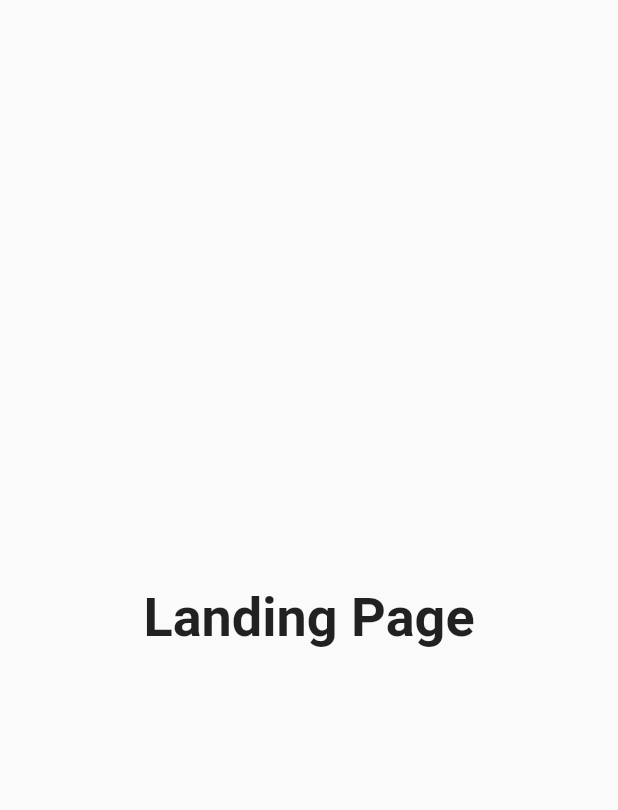
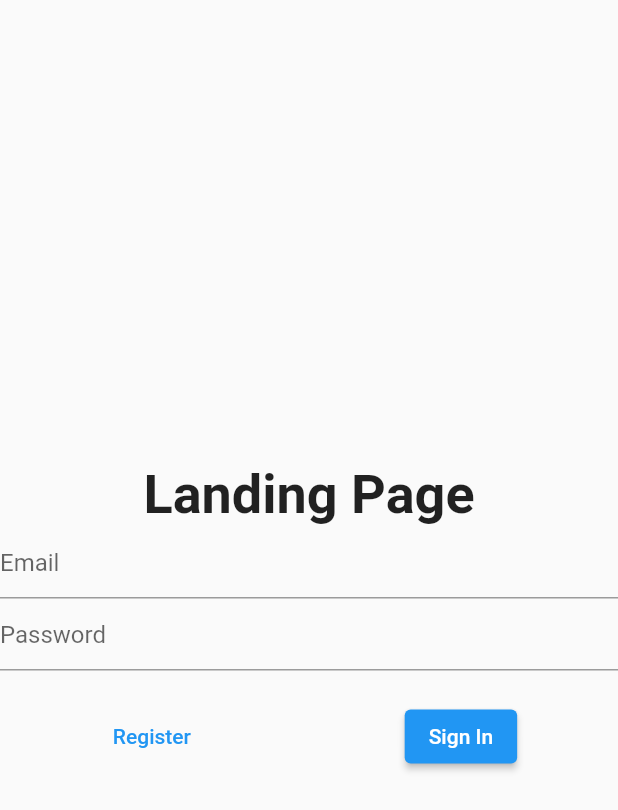
Before and after one commit to hrvojeBencik/si_projekat, a Flutter app: the screen it shows after launch, on a phone screen of 412 x 824 dp. Shown: the top 810 px of the screen. Run offline on Flutter 3.47's test engine with Material 2 defaults, Android fonts, the phone set to English and light mode, and no system bars; our stand-ins replace bloc, equatable, firebase_auth, firebase_core, flutter_bloc, fluttertoast; accounts and stored records are empty; generated files the repository leaves out were written again.

Commit message:
Created basic Firebase authentication

```diff
--- a/lib/main.dart
+++ b/lib/main.dart
@@ -1,10 +1,16 @@
+import 'package:firebase_core/firebase_core.dart';
 import 'package:flutter/material.dart';
+import 'package:si_app/firebase_options.dart';
 import 'package:si_app/src/services/settings/settings_controller.dart';
 import 'package:si_app/src/services/settings/settings_service.dart';
 
 import 'src/app.dart';
 
 void main() async {
+  WidgetsFlutterBinding.ensureInitialized();
+  await Firebase.initializeApp(
+    options: DefaultFirebaseOptions.currentPlatform,
+  );
   final settingsController = SettingsController(SettingsService());
   await settingsController.loadSettings();
 
--- a/lib/src/app.dart
+++ b/lib/src/app.dart
@@ -1,8 +1,12 @@
 import 'package:flutter/material.dart';
+import 'package:flutter_bloc/flutter_bloc.dart';
 import 'package:flutter_gen/gen_l10n/app_localizations.dart';
 import 'package:flutter_localizations/flutter_localizations.dart';
+import 'package:si_app/src/bloc/authentication/authentication_bloc.dart';
 import 'package:si_app/src/constants/routes.dart';
-import 'package:si_app/src/screens/home_screen.dart';
+import 'package:si_app/src/pages/home_page.dart';
+import 'package:si_app/src/pages/landing_page.dart';
+import 'package:si_app/src/services/authentication/user_repository.dart';
 import 'package:si_app/src/services/settings/settings_controller.dart';
 import 'package:si_app/src/services/settings/settings_screen.dart';
 
@@ -16,7 +20,17 @@ class MyApp extends StatelessWidget {
 
   @override
   Widget build(BuildContext context) {
-    return AnimatedBuilder(
+    return RepositoryProvider(
+      create: (context) => UserRepository(),
+      child: MultiBlocProvider(
+        providers: [
+          BlocProvider<AuthenticationBloc>(
+            create: (context) => AuthenticationBloc(
+              userRepository: context.read<UserRepository>(),
+            )..add(CheckUserStatusEvent()),
+          ),
+        ],
+        child: AnimatedBuilder(
           animation: settingsController,
           builder: (BuildContext context, Widget? child) {
             return MaterialApp(
@@ -35,23 +49,45 @@ class MyApp extends StatelessWidget {
               theme: ThemeData(),
               darkTheme: ThemeData.dark(),
               themeMode: settingsController.themeMode,
+              home: BlocBuilder(
+                bloc: context.read<AuthenticationBloc>(),
+                builder: (context, state) {
+                  if (state is UnauthenticatedState) {
+                    return LandingPage();
+                  }
+
+                  if (state is AuthenticatedState) {
+                    return const HomePage();
+                  }
+
+                  if (state is UninitializedAuthenticationState) {
+                    return const Center(
+                      child: CircularProgressIndicator(),
+                    );
+                  }
+
+                  return LandingPage();
+                },
+              ),
               onGenerateRoute: (RouteSettings routeSettings) {
                 return MaterialPageRoute<void>(
                   settings: routeSettings,
                   builder: (BuildContext context) {
                     switch (routeSettings.name) {
                       case Routes.homeScreen:
-                    return const HomeScreen();
+                        return const HomePage();
                       case Routes.settingsScreen:
                         return SettingsScreen(controller: settingsController);
                       default:
-                    return const HomeScreen();
+                        return const HomePage();
                     }
                   },
                 );
               },
             );
           },
+        ),
+      ),
     );
   }
 }
--- /dev/null
+++ b/lib/src/bloc/authentication/authentication_bloc.dart
@@ -0,0 +1,61 @@
+import 'package:bloc/bloc.dart';
+import 'package:equatable/equatable.dart';
+import 'package:firebase_auth/firebase_auth.dart';
+import 'package:si_app/src/services/authentication/user_repository.dart';
+import 'package:si_app/src/utils/custom_toast.dart';
+
+part 'authentication_event.dart';
+part 'authentication_state.dart';
+
+class AuthenticationBloc
+    extends Bloc<AuthenticationEvent, AuthenticationState> {
+  final UserRepository userRepository;
+  AuthenticationBloc({required this.userRepository})
+      : super(UninitializedAuthenticationState()) {
+    on<CheckUserStatusEvent>((event, emit) async {
+      try {
+        final isSignedIn = await userRepository.isSignedIn();
+        if (isSignedIn) {
+          final email = userRepository.getUser();
+
+          emit(AuthenticatedState(email!));
+        } else {
+          emit(UnauthenticatedState());
+        }
+      } catch (e) {
+        emit(UnauthenticatedState());
+      }
+    });
+
+    on<RegisterEvent>((event, emit) async {
+      try {
+        final UserCredential userCredential = await userRepository.signUp(
+            email: event.email, password: event.password);
+
+        emit(AuthenticatedState(userCredential.user!.email!));
+      } catch (e) {
+        emit(UnauthenticatedState());
+      }
+    });
+
+    on<SignInEvent>((event, emit) async {
+      try {
+        final UserCredential userCredential = await userRepository
+            .signInWithCredentials(event.email, event.password);
+
+        emit(AuthenticatedState(userCredential.user!.email!));
+      } on FirebaseAuthException catch (e) {
+        emit(UnauthenticatedState());
+        CustomToast.showErrorToast(e.message!);
+      } catch (e) {
+        emit(UnauthenticatedState());
+      }
+    });
+
+    on<SignOutEvent>((event, emit) async {
+      await userRepository.signOut();
+
+      emit(UnauthenticatedState());
+    });
+  }
+}
--- /dev/null
+++ b/lib/src/bloc/authentication/authentication_event.dart
@@ -0,0 +1,26 @@
+part of 'authentication_bloc.dart';
+
+abstract class AuthenticationEvent extends Equatable {
+  const AuthenticationEvent();
+
+  @override
+  List<Object> get props => [];
+}
+
+class CheckUserStatusEvent extends AuthenticationEvent {}
+
+class RegisterEvent extends AuthenticationEvent {
+  final String email;
+  final String password;
+
+  const RegisterEvent(this.email, this.password);
+}
+
+class SignInEvent extends AuthenticationEvent {
+  final String email;
+  final String password;
+
+  const SignInEvent(this.email, this.password);
+}
+
+class SignOutEvent extends AuthenticationEvent {}
--- /dev/null
+++ b/lib/src/bloc/authentication/authentication_state.dart
@@ -0,0 +1,18 @@
+part of 'authentication_bloc.dart';
+
+abstract class AuthenticationState extends Equatable {
+  const AuthenticationState();
+
+  @override
+  List<Object> get props => [];
+}
+
+class UninitializedAuthenticationState extends AuthenticationState {}
+
+class UnauthenticatedState extends AuthenticationState {}
+
+class AuthenticatedState extends AuthenticationState {
+  final String email;
+
+  const AuthenticatedState(this.email);
+}
--- /dev/null
+++ b/lib/src/pages/landing_page.dart
@@ -0,0 +1,65 @@
+import 'package:flutter/material.dart';
+import 'package:flutter_bloc/flutter_bloc.dart';
+import 'package:si_app/src/bloc/authentication/authentication_bloc.dart';
+
+class LandingPage extends StatelessWidget {
+  LandingPage({Key? key}) : super(key: key);
+
+  final TextEditingController _emailController = TextEditingController();
+  final TextEditingController _passwordController = TextEditingController();
+
+  @override
+  Widget build(BuildContext context) {
+    return Scaffold(
+      body: Center(
+        child: SizedBox(
+          width: 500,
+          child: Column(
+            mainAxisSize: MainAxisSize.min,
+            children: [
+              const Text(
+                'Landing Page',
+                style: TextStyle(
+                  fontSize: 36,
+                  fontWeight: FontWeight.bold,
+                ),
+              ),
+              TextField(
+                controller: _emailController,
+                decoration: const InputDecoration(
+                  hintText: 'Email',
+                ),
+              ),
+              TextField(
+                controller: _passwordController,
+                decoration: const InputDecoration(
+                  hintText: 'Password',
+                ),
+              ),
+              const SizedBox(height: 20),
+              Row(
+                mainAxisAlignment: MainAxisAlignment.spaceAround,
+                children: [
+                  TextButton(
+                    onPressed: () async {
+                      context.read<AuthenticationBloc>().add(RegisterEvent(
+                          _emailController.text, _passwordController.text));
+                    },
+                    child: const Text('Register'),
+                  ),
+                  ElevatedButton(
+                    onPressed: () async {
+                      context.read<AuthenticationBloc>().add(SignInEvent(
+                          _emailController.text, _passwordController.text));
+                    },
+                    child: const Text('Sign In'),
+                  ),
+                ],
+              ),
+            ],
+          ),
+        ),
+      ),
+    );
+  }
+}
--- a/lib/src/screens/home_screen.dart
+++ /dev/null
@@ -1,20 +0,0 @@
-import 'package:flutter/material.dart';
-
-class HomeScreen extends StatelessWidget {
-  const HomeScreen({Key? key}) : super(key: key);
-
-  @override
-  Widget build(BuildContext context) {
-    return const Scaffold(
-      body: Center(
-        child: Text(
-          'Landing Page',
-          style: TextStyle(
-            fontSize: 36,
-            fontWeight: FontWeight.bold,
-          ),
-        ),
-      ),
-    );
-  }
-}
--- /dev/null
+++ b/lib/src/services/authentication/user_repository.dart
@@ -0,0 +1,48 @@
+import 'package:firebase_auth/firebase_auth.dart';
+
+class UserRepository {
+  late final FirebaseAuth _firebaseAuth;
+
+  // UserRepository({FirebaseAuth? firebaseAuth})
+  //     : _firebaseAuth = firebaseAuth ?? FirebaseAuth.instance;
+
+  UserRepository({FirebaseAuth? firebaseAuth}) {
+    _firebaseAuth = firebaseAuth ?? FirebaseAuth.instance;
+    _firebaseAuth.setPersistence(Persistence.SESSION);
+  }
+
+  Future<UserCredential> signInWithCredentials(
+      String email, String password) async {
+    return await _firebaseAuth.signInWithEmailAndPassword(
+      email: email,
+      password: password,
+    );
+  }
+
+  Future<UserCredential> signUp(
+      {required String email, required String password}) async {
+    return await _firebaseAuth.createUserWithEmailAndPassword(
+      email: email,
+      password: password,
+    );
+  }
+
+  Future<void> signOut() async {
+    return await _firebaseAuth.signOut();
+  }
+
+  Future<bool> isSignedIn() async {
+    User? currentUser = _firebaseAuth.currentUser;
+    currentUser ??= await FirebaseAuth.instance.authStateChanges().first;
+    return currentUser != null;
+  }
+
+  String? getUser() {
+    final currentUser = _firebaseAuth.currentUser;
+    if (currentUser != null) {
+      return currentUser.email;
+    } else {
+      return null;
+    }
+  }
+}
--- a/pubspec.yaml
+++ b/pubspec.yaml
@@ -18,6 +18,7 @@ dependencies:
   flutter_bloc: ^8.0.1
   flutter_localizations:
     sdk: flutter
+  fluttertoast: ^8.0.9
 
 dev_dependencies:
   flutter_lints: ^1.0.0
```
Also changed, not shown: lib/src/pages/home_page.dart (added, +26 -0 lines), lib/src/utils/custom_toast.dart (added, +16 -0 lines), lib/firebase_options.dart (added), pubspec.lock. Lines whose indentation alone changed are shown as unchanged.
